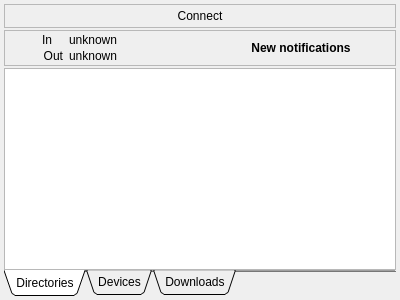
First picture: the form in tray/gui/traywidget.ui, repository Martchus/syncthingtray, before the edit.
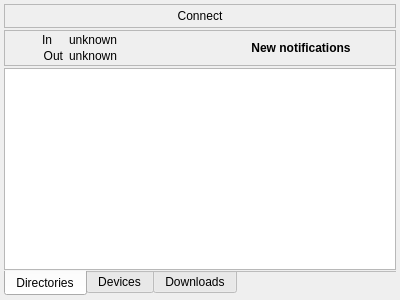
Second picture: the form after the edit. Icons and pictures are not drawn. Custom widgets are drawn as their Qt base class.

Commit message: Use default tab shape

Diff of the .ui file:
```diff
--- a/tray/gui/traywidget.ui
+++ b/tray/gui/traywidget.ui
@@ -309,9 +309,6 @@
      <property name="tabPosition">
       <enum>QTabWidget::South</enum>
      </property>
-     <property name="tabShape">
-      <enum>QTabWidget::Triangular</enum>
-     </property>
      <property name="currentIndex">
       <number>0</number>
      </property>
```
The commit also changes 1 other file.
